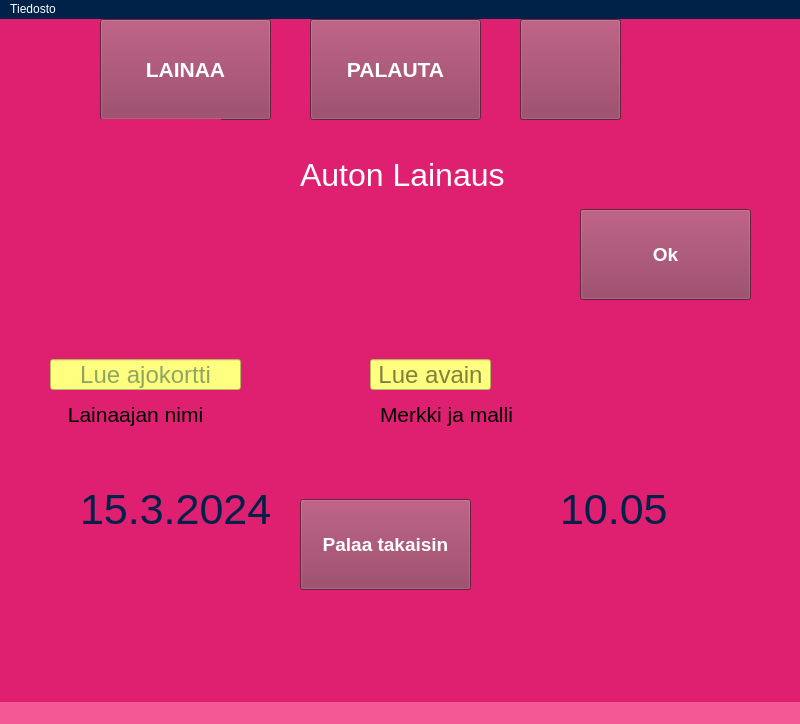
Sadiqa-Khawari/Autolainaus, file user.ui: the form before one commit.
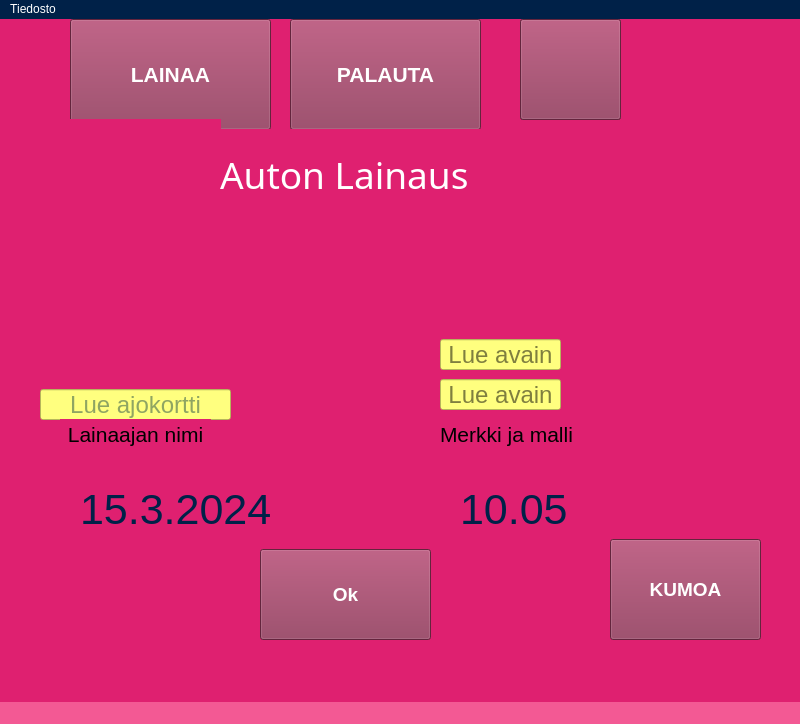
The form after the commit. Icons and pictures are not drawn.

What changed in the file:
```diff
--- a/user.ui
+++ b/user.ui
@@ -26,8 +26,8 @@
     </property>
     <property name="geometry">
      <rect>
-      <x>50</x>
-      <y>340</y>
+      <x>40</x>
+      <y>370</y>
       <width>191</width>
       <height>31</height>
      </rect>
@@ -54,14 +54,14 @@
      <bool>true</bool>
     </property>
    </widget>
-   <widget class="QLineEdit" name="keyReturnBarcodeLineEdit">
+   <widget class="QLineEdit" name="keyBarcodeLineEdit">
     <property name="enabled">
      <bool>true</bool>
     </property>
     <property name="geometry">
      <rect>
-      <x>370</x>
-      <y>340</y>
+      <x>440</x>
+      <y>360</y>
       <width>121</width>
       <height>31</height>
      </rect>
@@ -87,10 +87,10 @@
    <widget class="QPushButton" name="takeCarPushButton">
     <property name="geometry">
      <rect>
-      <x>100</x>
+      <x>70</x>
       <y>0</y>
-      <width>171</width>
-      <height>101</height>
+      <width>201</width>
+      <height>111</height>
      </rect>
     </property>
     <property name="font">
@@ -132,8 +132,8 @@
     </property>
     <property name="geometry">
      <rect>
-      <x>330</x>
-      <y>180</y>
+      <x>450</x>
+      <y>170</y>
       <width>201</width>
       <height>141</height>
      </rect>
@@ -200,10 +200,10 @@
    <widget class="QPushButton" name="returnCarPushButton">
     <property name="geometry">
      <rect>
-      <x>310</x>
+      <x>290</x>
       <y>0</y>
-      <width>171</width>
-      <height>101</height>
+      <width>191</width>
+      <height>111</height>
      </rect>
     </property>
     <property name="font">
@@ -264,7 +264,7 @@
     </property>
     <property name="geometry">
      <rect>
-      <x>560</x>
+      <x>460</x>
       <y>470</y>
       <width>111</width>
       <height>41</height>
@@ -285,8 +285,8 @@
    <widget class="QLabel" name="clockLabel">
     <property name="geometry">
      <rect>
-      <x>510</x>
-      <y>470</y>
+      <x>410</x>
+      <y>480</y>
       <width>41</width>
       <height>41</height>
      </rect>
@@ -304,10 +304,10 @@
    <widget class="QPushButton" name="goBackPushButton">
     <property name="geometry">
      <rect>
-      <x>300</x>
-      <y>480</y>
-      <width>171</width>
-      <height>91</height>
+      <x>610</x>
+      <y>520</y>
+      <width>151</width>
+      <height>101</height>
      </rect>
     </property>
     <property name="font">
@@ -321,7 +321,7 @@
 color: rgb(255, 255, 255);</string>
     </property>
     <property name="text">
-     <string>Palaa takaisin</string>
+     <string>KUMOA</string>
     </property>
     <property name="icon">
      <iconset resource="pictures.qrc">
@@ -390,7 +390,7 @@
     <property name="geometry">
      <rect>
       <x>60</x>
-      <y>380</y>
+      <y>400</y>
       <width>151</width>
       <height>31</height>
      </rect>
@@ -410,8 +410,8 @@
    <widget class="QLabel" name="carInfoLabel">
     <property name="geometry">
      <rect>
-      <x>380</x>
-      <y>380</y>
+      <x>440</x>
+      <y>400</y>
       <width>171</width>
       <height>31</height>
      </rect>
@@ -429,16 +429,16 @@
    <widget class="QLabel" name="statusLabel">
     <property name="geometry">
      <rect>
-      <x>300</x>
-      <y>120</y>
-      <width>241</width>
-      <height>71</height>
+      <x>220</x>
+      <y>110</y>
+      <width>291</width>
+      <height>91</height>
      </rect>
     </property>
     <property name="font">
      <font>
-      <family>Segoe UI</family>
-      <pointsize>24</pointsize>
+      <family>Segoe Print</family>
+      <pointsize>28</pointsize>
       <italic>false</italic>
       <bold>false</bold>
      </font>
@@ -454,8 +454,8 @@
    <widget class="QPushButton" name="okPushButton">
     <property name="geometry">
      <rect>
-      <x>580</x>
-      <y>190</y>
+      <x>260</x>
+      <y>530</y>
       <width>171</width>
       <height>91</height>
      </rect>
@@ -484,6 +484,36 @@
      </size>
     </property>
    </widget>
+   <widget class="QLineEdit" name="keyReturnBarcodeLineEdit">
+    <property name="enabled">
+     <bool>true</bool>
+    </property>
+    <property name="geometry">
+     <rect>
+      <x>440</x>
+      <y>320</y>
+      <width>121</width>
+      <height>31</height>
+     </rect>
+    </property>
+    <property name="font">
+     <font>
+      <pointsize>18</pointsize>
+     </font>
+    </property>
+    <property name="styleSheet">
+     <string notr="true">background-color: rgb(255, 255, 127);</string>
+    </property>
+    <property name="text">
+     <string/>
+    </property>
+    <property name="alignment">
+     <set>Qt::AlignmentFlag::AlignCenter</set>
+    </property>
+    <property name="placeholderText">
+     <string>Lue avain</string>
+    </property>
+   </widget>
   </widget>
   <widget class="QMenuBar" name="menubar">
    <property name="geometry">
```
Left out of the diff: 8 changed lines with no effect on the pictures.
